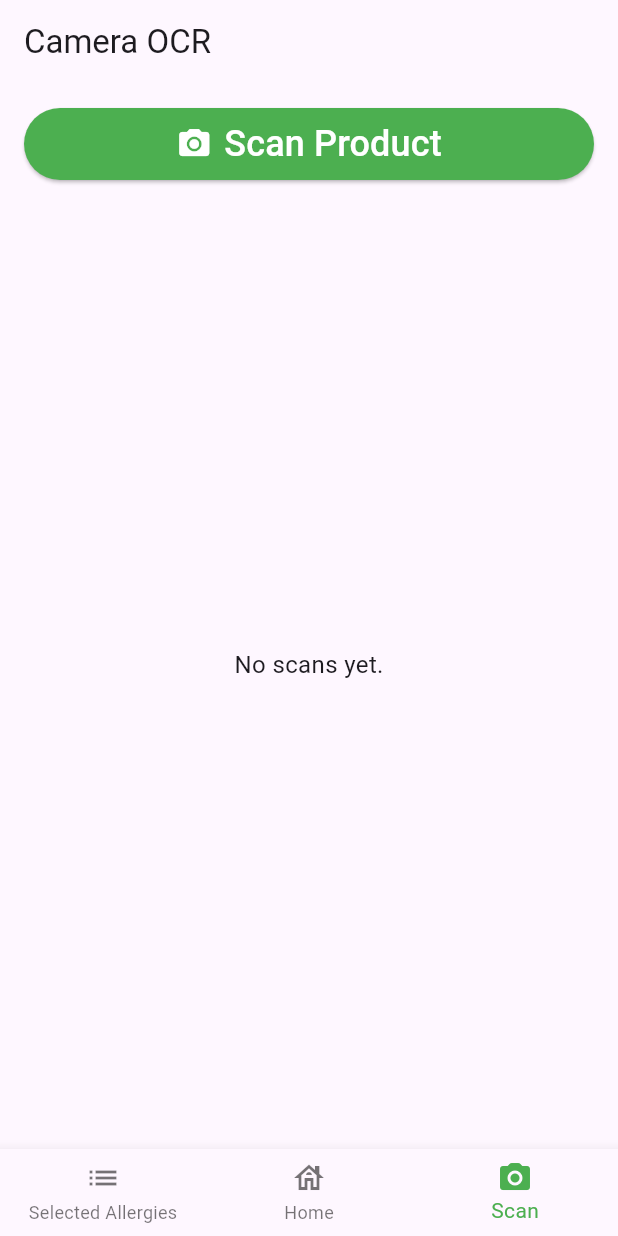
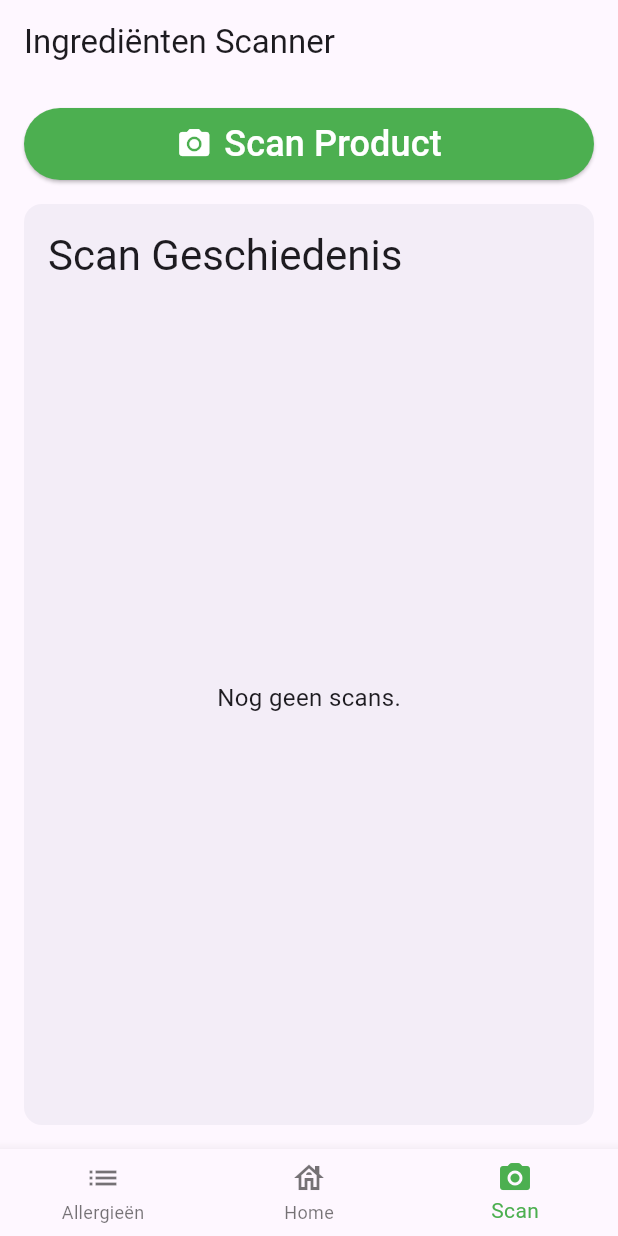
Before and after one commit to Medoxz/bme-scanner, a Flutter app: the screen it shows after launch, item 3 of the bottom bar chosen, on a phone screen of 412 x 824 dp. Run offline on Flutter 3.47's test engine with Material 3 defaults, Android fonts, the light colour scheme and no system bars; our stand-ins replace image_picker, permission_handler, shared_preferences; missing offline and left inert: google_mlkit_text_recognition; network calls fail.

Commit message:
Translated to dutch

```diff
--- a/flutter-app/lib/main.dart
+++ b/flutter-app/lib/main.dart
@@ -66,7 +66,7 @@ class _MainNavigationState extends State<MainNavigation> {
         items: const [
           BottomNavigationBarItem(
             icon: Icon(Icons.list),
-            label: "Selected Allergies",
+            label: "Allergieën",
           ),
           BottomNavigationBarItem(
             icon: Icon(Icons.house_outlined),
--- a/flutter-app/lib/pages/Components/OCRResultTile.dart
+++ b/flutter-app/lib/pages/Components/OCRResultTile.dart
@@ -389,7 +389,7 @@ class _OCRResultTileState extends State<OCRResultTile> {
     final subtitle = timeAgo(scan.timestamp);
 
     return Padding(
-      padding: const EdgeInsets.symmetric(horizontal: 8, vertical: 6),
+      padding: const EdgeInsets.symmetric(horizontal: 2, vertical: 6),
       child: InkWell(
         borderRadius: BorderRadius.circular(12),
         onTap: () => _showBottomSheet(context),
--- a/flutter-app/lib/pages/allergies_select.dart
+++ b/flutter-app/lib/pages/allergies_select.dart
@@ -41,7 +41,7 @@ class _AllergiesSelectPageState extends State<AllergiesSelectPage> {
       },
       child: Scaffold(
         appBar: AppBar(
-          title: const Text('Your Allergies'),
+          title: const Text('Jouw Allergieën'),
           centerTitle: false,
           elevation: 0,
           actions: [
@@ -51,11 +51,11 @@ class _AllergiesSelectPageState extends State<AllergiesSelectPage> {
                 showDialog(
                   context: context,
                   builder: (context) => AlertDialog(
-                    title: const Text('Allergy Information'),
+                    title: const Text('Allergie Informatie'),
                     content: const Text(
-                      'Select your allergies from the list. \n\n'
-                      'You can search for specific allergies using the search bar. \n\n'
-                      'These selections will be used to identify potential allergens in scanned products.',
+                      'Selecteer je allergieën uit de lijst. \n\n'
+                      'Je kunt zoeken naar specifieke allergieën met de zoekbalk. \n\n'
+                      'Deze selecties worden gebruikt om mogelijke allergenen in gescande producten te identificeren.',
                     ),
                     actions: [
                       TextButton(
@@ -79,7 +79,7 @@ class _AllergiesSelectPageState extends State<AllergiesSelectPage> {
                   controller: _searchController,
                   focusNode: _searchFocusNode,
                   decoration: InputDecoration(
-                    hintText: 'Search allergies...',
+                    hintText: 'Zoek allergieën...',
                     prefixIcon: const Icon(Icons.search_rounded),
                     border: OutlineInputBorder(
                       borderRadius: BorderRadius.circular(12),
--- a/flutter-app/lib/pages/camera_ocr_page.dart
+++ b/flutter-app/lib/pages/camera_ocr_page.dart
@@ -19,7 +19,7 @@ class _CameraOCRPageState extends State<CameraOCRPage> {
     final scanHistory = context.watch<ScanHistoryState>();
 
     return Scaffold(
-      appBar: AppBar(title: const Text("Camera OCR")),
+      appBar: AppBar(title: const Text("Ingrediënten Scanner")),
 
       body: Padding(
         padding: const EdgeInsets.all(16),
@@ -82,9 +82,9 @@ class _CameraOCRPageState extends State<CameraOCRPage> {
                 messenger.hideCurrentSnackBar();
                 messenger.showSnackBar(
                   SnackBar(
-                    content: const Text("Allow camera access."),
+                    content: const Text("Geef toegang tot de camera."),
                     action: SnackBarAction(
-                      label: "Settings",
+                      label: "Instellingen",
                       onPressed: openAppSettings,
                     ),
                   ),
@@ -94,12 +94,33 @@ class _CameraOCRPageState extends State<CameraOCRPage> {
 
             const SizedBox(height: 16),
 
+            Expanded(
+              child: Container(
+                decoration: BoxDecoration(
+                  color: Theme.of(context).colorScheme.surfaceContainer,
+                  borderRadius: BorderRadius.circular(12),
+                ),
+                padding: const EdgeInsets.all(16),
+                child: Column(
+                  crossAxisAlignment: CrossAxisAlignment.start,
+                  children: [
+                    Align(
+                      alignment: Alignment.centerLeft,
+                      child: Text(
+                        "Scan Geschiedenis",
+                        style: Theme.of(context).textTheme.headlineMedium,
+                      ),
+                    ),
+
+
+                    const SizedBox(height: 8),
+
                     /// Scan history list
                     Expanded(
                       child: scanHistory.history.isEmpty
                           ? const Center(
                               child: Text(
-                        "No scans yet.",
+                                "Nog geen scans.",
                                 style: TextStyle(fontSize: 16),
                               ),
                             )
@@ -119,6 +140,10 @@ class _CameraOCRPageState extends State<CameraOCRPage> {
                   ],
                 ),
               ),
+            )
+          ],
+        ),
+      ),
     );
   }
 }
--- a/flutter-app/lib/pages/home_page.dart
+++ b/flutter-app/lib/pages/home_page.dart
@@ -8,28 +8,28 @@ class HomePage extends StatelessWidget {
   @override
   Widget build(BuildContext context) {
     return Scaffold(
-      appBar: AppBar(title: const Text("Ingredient Scanner")),
+      appBar: AppBar(title: const Text("Ingrediënten Scanner")),
 
       body: Center(
         child: Column(
           mainAxisAlignment: MainAxisAlignment.center,
           children: [
             Text(
-              "Welcome to the Ingredient Scanner!",
+              "Welkom bij de \nIngrediënten Scanner",
               style: TextStyle(fontSize: 24, fontWeight: FontWeight.bold),
               textAlign: TextAlign.center,
             ),
             SizedBox(height: 10),
             Text(
-              "Easily scan product ingredients to check for allergens.",
+              "Scan makkelijk product Ingrediënten om op allergenen te checken.",
               style: TextStyle(fontSize: 16),
               textAlign: TextAlign.center,
             ),
             SizedBox(height: 10),
             Text(
               context.watch<AllergyState>().selectedAllergies.isEmpty
-                  ? "No allergies selected. \nClick selected allergies below to add."
-                  : "You have selected ${context.watch<AllergyState>().selectedAllergies.length} allergies. \nClick Scan below to start scanning.",
+                  ? "Geen allergieën geselecteerd. \nKlik hieronder op allergieën om ze toe te voegen."
+                  : "Je hebt ${context.watch<AllergyState>().selectedAllergies.length} allergieën geselecteerd. \nKlik op Scan hieronder om te beginnen met scannen.",
               textAlign: TextAlign.center,
             ),
           ],
```
Lines whose indentation alone changed are shown as unchanged.
